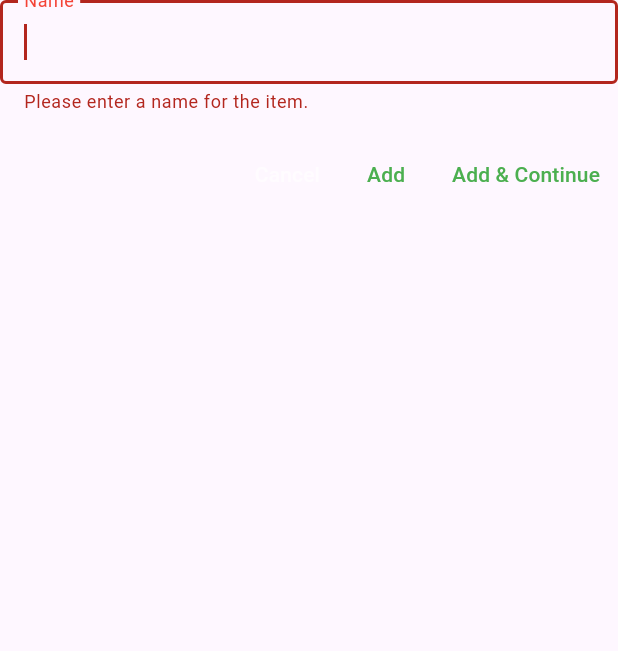
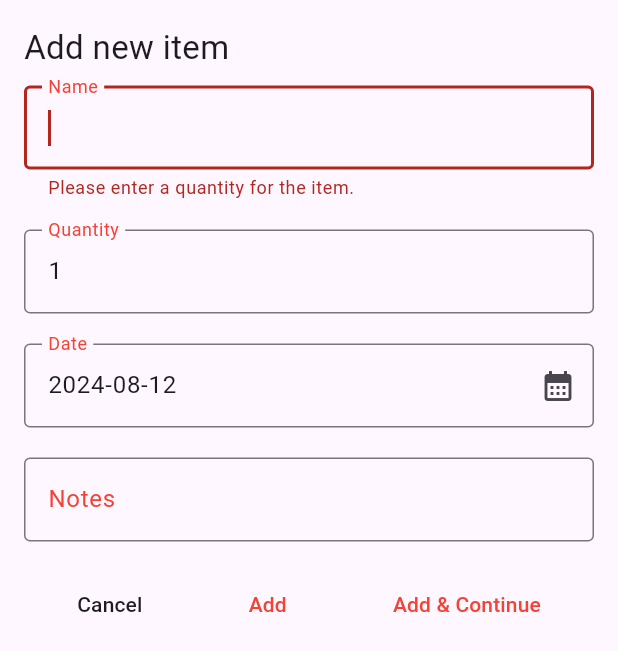
Before and after one commit to NathanRJohnson/live-frontend, a Flutter app: the ManualAddForm widget shown alone on an empty page, opened directly, after a tap on "Add", on a phone screen of 412 x 824 dp. Shown: the top 651 px of the screen. Run offline on Flutter 3.47's test engine with Material 3 defaults, Android fonts, the phone set to English and light mode, and no system bars; our stand-ins replace dotted_border, flutter_riverpod, flutter_slidable, flutter_speed_dial, go_router; missing offline and left inert: dart:ffi; network calls fail.

Commit message:
add form, missing tests

```diff
--- a/lib/main.dart
+++ b/lib/main.dart
@@ -44,7 +44,7 @@ class FirstRoute extends ConsumerWidget {
   Widget build(BuildContext context, WidgetRef ref) {
     WidgetsBinding.instance.addPostFrameCallback((_) {
       ref.read(fridgeCardNotifierProvider.notifier).syncToDB(IOClient());
-      ref.read(groceryCardNotifierProvider.notifier).syncToDB(IOClient());
+      // ref.read(groceryCardNotifierProvider.notifier).syncToDB(IOClient());
       context.push('/fridge');
     });
 
--- a/lib/wtfridge/components/manual_add_form.dart
+++ b/lib/wtfridge/components/manual_add_form.dart
@@ -1,11 +1,11 @@
+import 'package:flutter/cupertino.dart';
 import 'package:flutter/material.dart';
 import 'package:flutter_riverpod/flutter_riverpod.dart';
 import 'package:http/io_client.dart';
-import 'package:project_l/wtfridge/provider/grocery_card_provider.dart';
-import 'package:project_l/wtfridge/provider/grocery_provider.dart';
+import 'package:intl/intl.dart';
 
-import '../provider/fridge_provider.dart';
-
+import '../provider/grocery_card_provider.dart';
+import '../provider/fridge_card_provider.dart';
 
 class ManualAddForm extends ConsumerStatefulWidget {
   final String action_type;
@@ -16,16 +16,31 @@ class ManualAddForm extends ConsumerStatefulWidget {
 }
 
 class _ManualAddFormState extends ConsumerState<ManualAddForm> {
-final nameController = TextEditingController();
+  late final TextEditingController nameController;
+  late final TextEditingController quantityController;
+  late final TextEditingController notesController;
+  late final TextEditingController dateController;
   final formKey = GlobalKey<FormState>();
+  DateTime dateAdded = DateTime.now();
 
-Color unfocusedLabelColor = Colors.white60;
-Color focusLabelColor = Colors.green;
+  Color unfocusedLabelColor = const Color(0xFF49454F);
+  Color focusLabelColor = const Color(0xFF2562FF);
+
+  @override
+  void initState() {
+    nameController = TextEditingController();
+    quantityController = TextEditingController(text: "1");
+    notesController = TextEditingController();
+    dateController = TextEditingController(text: DateFormat('yyyy-MM-dd').format(DateTime.now()));
+    super.initState();
+  }
 
   @override
   void dispose() {
+    nameController.dispose();
+    quantityController.dispose();
+    nameController.dispose();
     super.dispose();
-    nameController.dispose();
   }
 
 /* TODO: i hate this code, but it's the only think I can think of to get
@@ -37,45 +52,39 @@ Color focusLabelColor = Colors.green;
       return;
     }
 
+    var addForm = <String, String> {
+      "item_name": nameController.text.trim(),
+      "quantity": quantityController.text.trim(),
+      "notes": notesController.text.trim(),
+      "date_added": dateController.text.trim()
+    };
+
     if (widget.action_type == "grocery"){
       ref.read(groceryCardNotifierProvider.notifier).addItem(IOClient(), nameController.text.trim());
     } else {
-      ref.read(fridgeNotifierProvider.notifier).addItem(nameController.text.trim());
+      ref.read(fridgeCardNotifierProvider.notifier).addItem(IOClient(), addForm);
     }
   }
 
-  @override
-  Widget build(BuildContext context) {
-    return Form(
-      key: formKey,
-      child: Column(
-        mainAxisSize: MainAxisSize.min,
-        children: <Widget>[
-          TextFormField(
-            controller: nameController,
-            validator: (value) {
-              if (value == null || value.isEmpty) {
-                setState(() {
-                  focusLabelColor = Colors.red;
-                  unfocusedLabelColor = Colors.red;
-                });
-                return 'Please enter a name for the item.';
-              }
-              return null;
-            },
-
-            cursorColor: Colors.green,
+  Widget _displayField(String labelText, TextEditingController controller, String? Function(String? value) validator, {IconButton? suffixIcon, TextInputType? keyboardType}) {
+    return Padding(
+      padding: const EdgeInsets.symmetric(vertical:10.0, horizontal: 16.0),
+      child: TextFormField(
+        controller: controller,
+        validator: validator,
+        keyboardType: keyboardType,
+        cursorColor: Colors.black,
         autofocus: true,
 
         // Input text
         style: const TextStyle(
-              color: Colors.white,
-              decorationColor: Colors.white60
+          color: Color(0xFF1D1B20),
+          decorationColor: Colors.black
         ),
 
         // Label text pre-focus
         decoration: InputDecoration(
-              labelText: 'Name',
+          labelText: labelText,
           labelStyle: TextStyle(
             color: unfocusedLabelColor,
           ),
@@ -89,18 +98,147 @@ Color focusLabelColor = Colors.green;
             borderRadius: BorderRadius.circular(4),
           ),
 
-              focusedBorder: const OutlineInputBorder(
+          focusedBorder: OutlineInputBorder(
             borderSide: BorderSide(
-                  color: Colors.green,
+              color: focusLabelColor,
             ),
+          ),
+
+          suffixIcon: suffixIcon
+
+        ),
+      ),
+    );
+  }
+
+  String? integerFieldValidator(String? value) {
+    if (value == null || value.contains(".")) {
+      return 'Quantity must be an integer.';
+    }
+
+    if (int.parse(value) <= 0 ) {
+      return 'Value must be greater than 0';
+    }
+    return null;
+  }
+
+  String? requiredFieldValidator(String? value) {
+    if (value == null || value.isEmpty) {
+      setState(() {
+        focusLabelColor = Colors.red;
+        unfocusedLabelColor = Colors.red;
+      });
+      return 'Please enter a quantity for the item.';
+    }
+    return null;
+  }
+
+  String _formatDateTimeToString(DateTime t) {
+    return "${t.year}-${t.month}-${t.day}";
+  }
+
+  Future<Null> _selectDate(BuildContext context) async {
+    final DateTime? picked = await showDatePicker(
+      context: context,
+      initialEntryMode: DatePickerEntryMode.input,
+      initialDate: dateAdded,
+      firstDate: DateTime(1901, 1),
+      lastDate: DateTime(2100),
+      builder: (BuildContext context, Widget? child) {
+        return Theme(
+          data: Theme.of(context).copyWith(
+            colorScheme: ColorScheme.light(
+              primary: Colors.blue
+            )
+          ),
+          child: child!);
+      }
+    );
+    if (picked != null && picked != dateAdded) {
+      setState(() {
+        dateAdded = picked;
+        dateController.value = TextEditingValue(text: DateFormat('yyyy-MM-dd').format(dateAdded));
+      });
+    }
+  }
+
+  Widget _displayDateInputField() {
+    return GestureDetector(
+      onTap: () async {
+        await _selectDate(context);
+      },
+      child: AbsorbPointer(
+        child: _displayField(
+          "Date",
+          dateController,
+          (value) {
+              try {
+                DateTime.parse(value!);
+              } on Exception {
+                setState(() {
+                  focusLabelColor = Colors.red;
+                  unfocusedLabelColor = Colors.red;
+                });
+                return 'Please enter a valid date added for the item.';
+              }
+              return null;
+            },
+          suffixIcon: IconButton(
+              icon: const Icon(Icons.calendar_month),
+              onPressed: (){},
+            )
+          ),
+        )
+      );
+  }
+
+  Widget _displayFormTitle() {
+    return Padding(
+      padding: const EdgeInsets.fromLTRB(16.0, 16.0, 0.0, 0.0),
+      child: Text(
+        "Add new item",
+        style: TextStyle(
+            fontSize: Theme.of(context).textTheme.titleLarge!.fontSize
+        ),
+      ),
+    );
+  }
+
+  @override
+  Widget build(BuildContext context) {
+    return Form(
+      key: formKey,
+      child: Column(
+        mainAxisSize: MainAxisSize.min,
+        crossAxisAlignment: CrossAxisAlignment.start,
+        children: <Widget>[
+          _displayFormTitle(),
+          Flexible(
+            child: SingleChildScrollView(
+              child: Column(
+                children: [
+                  _displayField("Name", nameController, requiredFieldValidator),
+                  _displayField("Quantity", quantityController,
+                  (value) {
+                    String? r = requiredFieldValidator(value);
+                    if (r != null) return null;
+                    String? i = integerFieldValidator(value);
+                    return i;
+                  },
+                  keyboardType: TextInputType.number),
+                  _displayDateInputField(),
+                  _displayField("Notes", notesController, (string){ return null; }),
+                ],
               ),
             ),
           ),
 
+
+
           Padding(
-            padding: const EdgeInsets.only(top: 16.0),
+            padding: const EdgeInsets.symmetric(vertical: 8.0),
             child: Row(
-              mainAxisAlignment: MainAxisAlignment.end,
+              mainAxisAlignment: MainAxisAlignment.spaceEvenly,
               children: [
                 TextButton(
                     onPressed: () {
@@ -109,7 +247,7 @@ Color focusLabelColor = Colors.green;
                     child: const Text(
                       "Cancel",
                       style: TextStyle(
-                        color: Colors.white60
+                        color: Color(0xFF1D1B20)
                       ))
                 ),
                 TextButton(
@@ -119,10 +257,10 @@ Color focusLabelColor = Colors.green;
                         Navigator.pop(context);
                       }
                     },
-                    child: const Text(
+                    child: Text(
                      "Add",
                       style: TextStyle(
-                      color: Colors.green
+                      color: focusLabelColor
                     ))
                 ),
                 TextButton(
@@ -132,10 +270,10 @@ Color focusLabelColor = Colors.green;
                       nameController.clear();
                     }
                   },
-                    child: const Text(
+                  child: Text(
                     "Add & Continue",
                     style: TextStyle(
-                            color: Colors.green
+                      color: focusLabelColor
                     ))
                 ),
               ],
--- a/lib/wtfridge/handler/fridge_handler.dart
+++ b/lib/wtfridge/handler/fridge_handler.dart
@@ -13,6 +13,7 @@ class FridgeHandler {
 
   Future<void> pushToDB(Client client, FridgeItem i) async {
     var body = jsonEncode(i);
+    print("HIMARK $body");
     var response = await client.post(url, body: body);
     if (response.statusCode == 200 || response.statusCode == 201) {
       print("Item added!");
--- a/lib/wtfridge/model/fridge_item.dart
+++ b/lib/wtfridge/model/fridge_item.dart
@@ -42,7 +42,10 @@ class FridgeItem {
   Map<String, dynamic> toJson() =>
     {
       "item_id": id,
-      "item_name": name
+      "item_name": name,
+      "quantity": quantity,
+      "notes": notes,
+      // "date_added": dateAdded
     };
 
   @override
--- a/lib/wtfridge/provider/fridge_card_provider.dart
+++ b/lib/wtfridge/provider/fridge_card_provider.dart
@@ -15,7 +15,9 @@ class FridgeCardNotifier extends Notifier<List<FridgeItemCard>> {
   // initial value
   @override
   List<FridgeItemCard> build() {
-    return [];
+    return [
+      FridgeItemCard(item: FridgeItem(id: 100, name:"yogurt", quantity: 3))
+    ];
   }
 
   // methods to update state
@@ -28,8 +30,18 @@ class FridgeCardNotifier extends Notifier<List<FridgeItemCard>> {
       )];
   }
 
-  Future<void> addItem(Client client, String itemName, [int? id]) async {
-    FridgeItem item = FridgeItem(name: itemName, id: id, dateAdded: DateTime.now());
+  Future<void> addItem(Client client, Map<String, String> values, [int? id]) async {
+    int quantity = values["quantity"] != null ? int.parse(values["quantity"]!) : 1;
+    DateTime dateAdded = values["date_added"] != null ? DateTime.parse(values["date_added"]!) : DateTime.now();
+    String notes = values["notes"] != null ? values["notes"]! : "oya";
+
+    FridgeItem item = FridgeItem(
+      name: values["item_name"]!,
+      quantity: quantity,
+      notes: notes,
+      id: id,
+      dateAdded: dateAdded
+    );
     addItemLocally(item);
     await fridgeHandler.pushToDB(client, item);
   }
--- a/pubspec.yaml
+++ b/pubspec.yaml
@@ -42,6 +42,7 @@ dependencies:
   dotted_border: ^2.1.0
   flutter_launcher_icons: ^0.13.1
   flutter_slidable: ^3.1.0
+  intl: ^0.19.0
 
 dev_dependencies:
   flutter_test:
```
Also changed, not shown: lib/wtfridge/components/fridge_speed_dial.dart (+3 -14 lines), pubspec.lock. Lines whose indentation alone changed are shown as unchanged.
